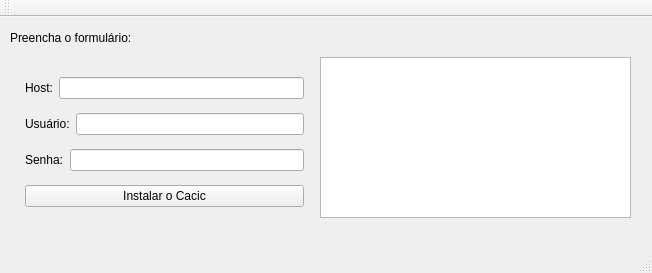
lightbase/cacic-agente, file install-cacic-gui/installcacicgui.ui: the form before one commit.
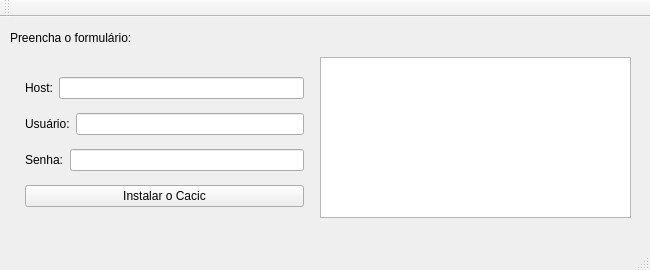
The form after the commit.

Patch:
```diff
--- a/install-cacic-gui/installcacicgui.ui
+++ b/install-cacic-gui/installcacicgui.ui
@@ -6,10 +6,22 @@
    <rect>
     <x>0</x>
     <y>0</y>
-    <width>652</width>
-    <height>273</height>
+    <width>650</width>
+    <height>270</height>
    </rect>
   </property>
+  <property name="minimumSize">
+   <size>
+    <width>650</width>
+    <height>270</height>
+   </size>
+  </property>
+  <property name="maximumSize">
+   <size>
+    <width>650</width>
+    <height>270</height>
+   </size>
+  </property>
   <property name="windowTitle">
    <string>Instação do Cacic</string>
   </property>
```
Left out of the diff: 4 changed lines with no effect on the pictures.
